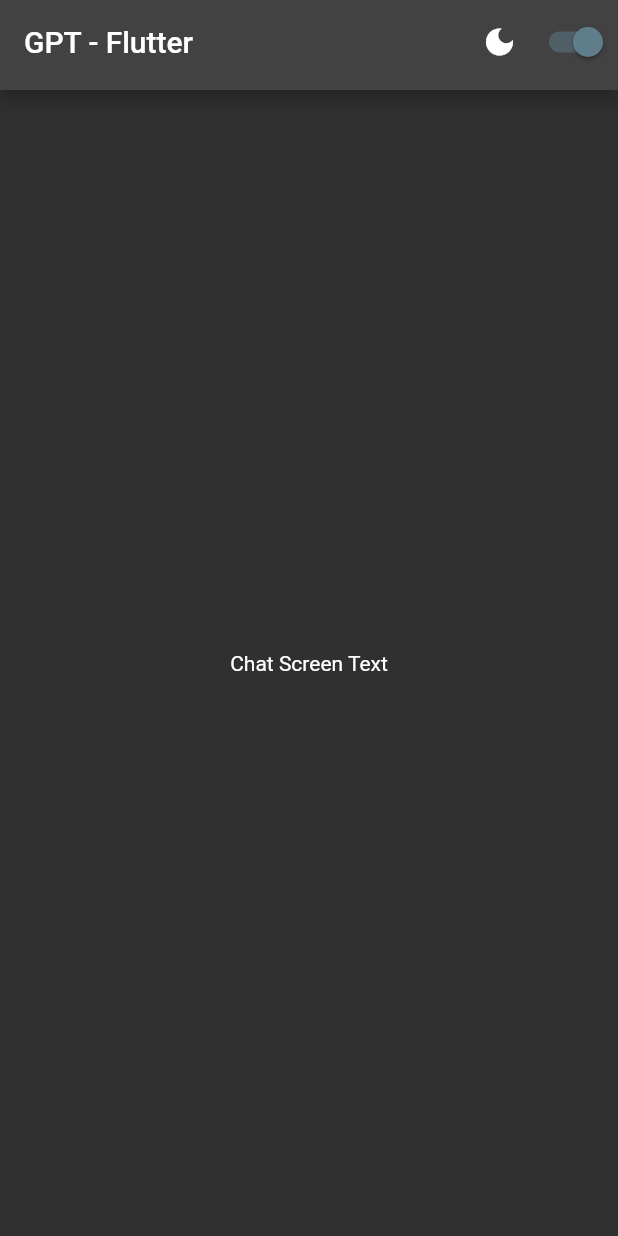
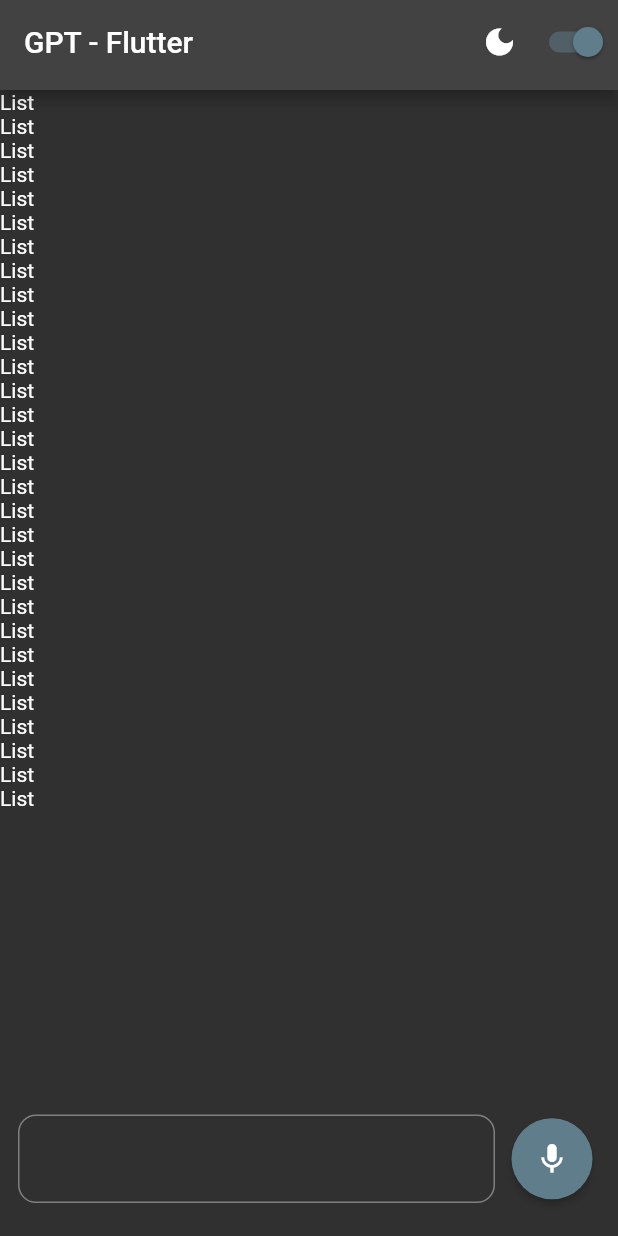
Before and after one commit to xiakshay/gpt-flutter, a Flutter app: the screen it shows after launch, on a phone screen of 412 x 824 dp. Run offline on Flutter 3.47's test engine with Material 2 defaults, Android fonts, the phone set to English and light mode, and no system bars; our stand-ins replace flutter_riverpod.

Commit message:
Mic and send button

```diff
--- a/lib/screens/chat_screen.dart
+++ b/lib/screens/chat_screen.dart
@@ -1,6 +1,7 @@
 import 'package:flutter/material.dart';
 import 'package:gpt_flutter/main.dart';
 import 'package:gpt_flutter/widgets/my_app_bar.dart';
+import 'package:gpt_flutter/widgets/text_and_voice_field.dart';
 
 class ChatScreen extends StatelessWidget {
   const ChatScreen({Key? key}) : super(key: key);
@@ -8,9 +9,27 @@ class ChatScreen extends StatelessWidget {
   @override
   Widget build(BuildContext context) {
     return Scaffold(
-      appBar: MyAppBar(),
+      appBar: const MyAppBar(),
       body: Center(
-        child: Text('Chat Screen Text'),
+        child: Column(
+          children: [
+            Expanded(
+              child: ListView.builder(
+                itemCount: 30,
+                itemBuilder: (context, index) => const Text(
+                  'List',
+                ),
+              ),
+            ),
+            const Padding(
+              padding: EdgeInsets.all(12.0),
+              child: TextAndVoiceField(),
+            ),
+            const SizedBox(
+              height: 10,
+            )
+          ],
+        ),
       ),
     );
   }
--- /dev/null
+++ b/lib/widgets/text_and_voice_field.dart
@@ -0,0 +1,57 @@
+import 'package:flutter/material.dart';
+import 'package:gpt_flutter/widgets/toggle_button.dart';
+
+enum InputMode {
+  text,
+  voice,
+}
+
+class TextAndVoiceField extends StatefulWidget {
+  const TextAndVoiceField({Key? key}) : super(key: key);
+
+  @override
+  State<TextAndVoiceField> createState() => _TextAndVoiceFieldState();
+}
+
+class _TextAndVoiceFieldState extends State<TextAndVoiceField> {
+  InputMode _inputMode = InputMode.voice;
+  @override
+  Widget build(BuildContext context) {
+    return Row(
+      children: [
+        Expanded(
+          child: TextField(
+            onChanged: (value) {
+              value.isNotEmpty
+                  ? setInputMode(InputMode.text)
+                  : setInputMode(InputMode.voice);
+            },
+            cursorColor: Theme.of(context).colorScheme.onPrimary,
+            decoration: InputDecoration(
+              border: OutlineInputBorder(
+                borderRadius: BorderRadius.circular(12),
+              ),
+              focusedBorder: OutlineInputBorder(
+                borderSide:
+                    BorderSide(color: Theme.of(context).colorScheme.onPrimary),
+                borderRadius: BorderRadius.circular(12),
+              ),
+            ),
+          ),
+        ),
+        const SizedBox(
+          width: 6,
+        ),
+        ToggleButton(
+          inputMode: _inputMode,
+        ),
+      ],
+    );
+  }
+
+  void setInputMode(InputMode inputMode) {
+    setState(() {
+      _inputMode = inputMode;
+    });
+  }
+}
--- /dev/null
+++ b/lib/widgets/toggle_button.dart
@@ -0,0 +1,26 @@
+import 'package:flutter/material.dart';
+import 'package:gpt_flutter/widgets/text_and_voice_field.dart';
+
+class ToggleButton extends StatefulWidget {
+  final InputMode _inputMode;
+  ToggleButton({Key? key, required InputMode inputMode}) : _inputMode = inputMode;
+
+  @override
+  State<ToggleButton> createState() => _ToggleButtonState();
+}
+
+class _ToggleButtonState extends State<ToggleButton> {
+  @override
+  Widget build(BuildContext context) {
+    return ElevatedButton(
+      style: ElevatedButton.styleFrom(
+        primary: Theme.of(context).colorScheme.secondary,
+        onPrimary: Theme.of(context).colorScheme.onSecondary,
+        shape: const CircleBorder(),
+        padding: const EdgeInsets.all(15),
+      ),
+      onPressed: (() {}),
+      child: Icon(widget._inputMode == InputMode.text ? Icons.send : Icons.mic),
+    );
+  }
+}
```
